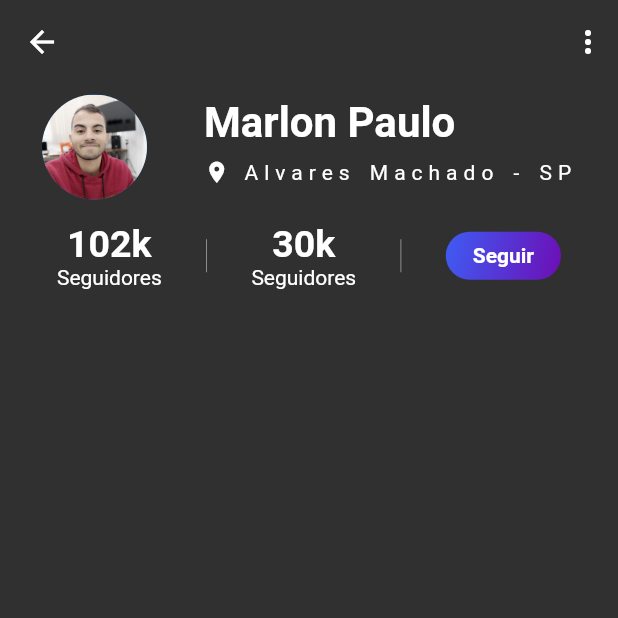
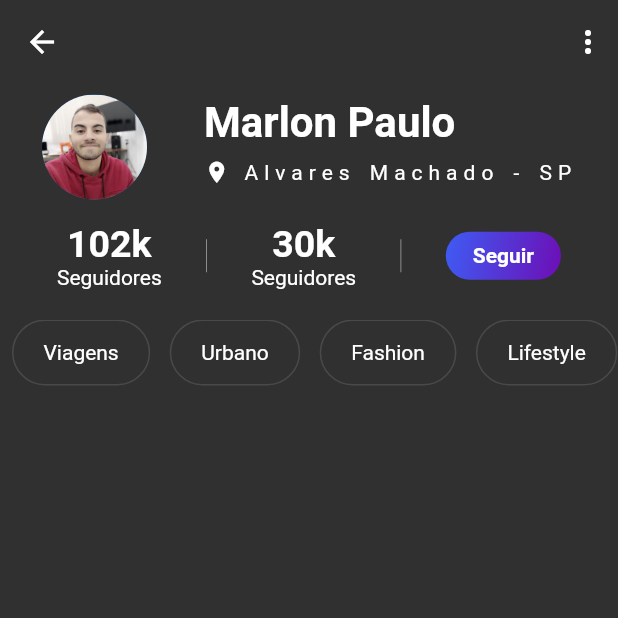
Before and after one commit to Marlon-Paulo-da-Silva/FotoMedia-Flutter-App, a Flutter app: the screen it shows after launch, on a phone screen of 412 x 824 dp, the top half of it. Run offline on Flutter 3.47's test engine with Material 2 defaults, Android fonts, the phone set to English and light mode, and no system bars.

Commit message:
criado as tags

```diff
--- a/lib/main.dart
+++ b/lib/main.dart
@@ -15,6 +15,8 @@ class MyApp extends StatelessWidget {
 
 
 class MyHomePage extends StatelessWidget {
+
+  List tags = ['Viagens', 'Urbano', 'Fashion', 'Lifestyle', 'Edição','Tecnologia', 'Entretenimento'];
 
 
 
@@ -129,6 +131,31 @@ class MyHomePage extends StatelessWidget {
               ],
             ),
           )
+          //tags section
+          ,
+          Padding(
+            padding: const EdgeInsets.only(left: 8.0, top: 8.0),
+            child: Container(
+              height: 44,
+              child: ListView.builder(
+                scrollDirection: Axis.horizontal,
+                itemCount: tags.length,
+                itemBuilder: (BuildContext context, int index){
+                  return Container(
+                    decoration: BoxDecoration(
+                      borderRadius: BorderRadius.circular(33),
+                      border: Border.all(color: Colors.white12)
+                    ),
+                    margin: EdgeInsets.only(right: 13),
+                    child: Padding(
+                      padding: const EdgeInsets.only(top: 13.0, bottom: 5, right: 20, left: 20),
+                      child: Text(tags[index], style: TextStyle(color: Colors.white),),
+                    ),
+                  );
+                })
+            ),
+          ),
+
         ],
       ),
     );
```
